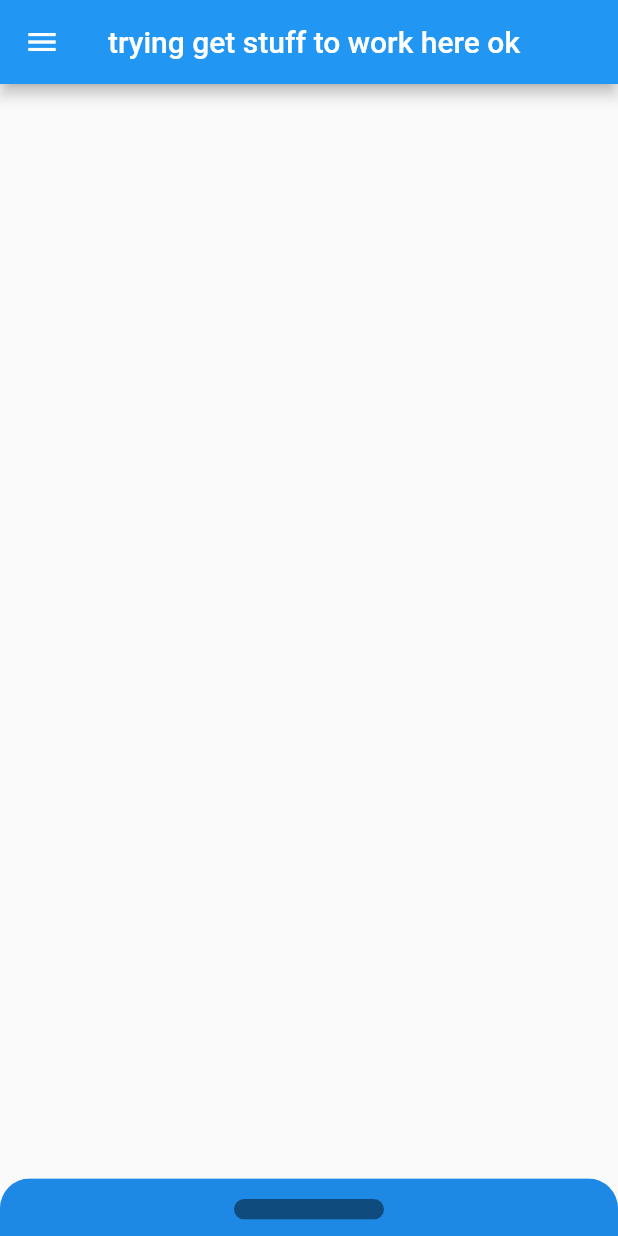
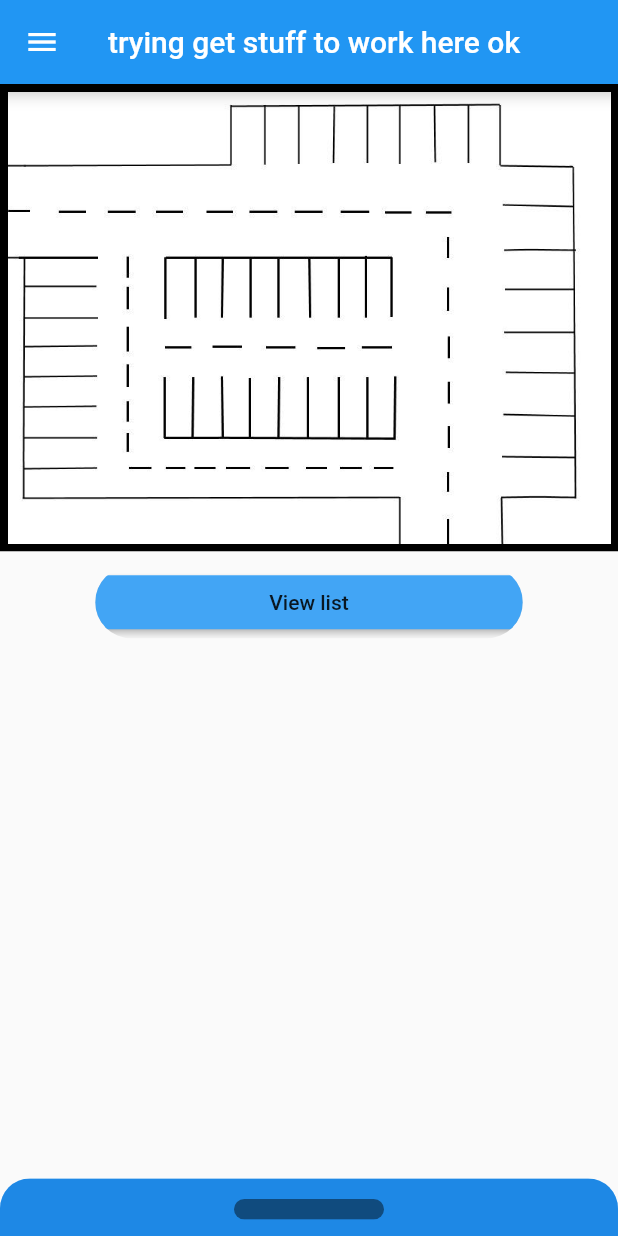
Before and after one commit to TrChik/parkingapp, a Flutter app: the screen it shows after launch, on a phone screen of 412 x 824 dp. Run offline on Flutter 3.47's test engine with Material 2 defaults, Android fonts, the phone set to English and light mode, and no system bars.

Commit message:
image + 1 button

```diff
--- a/lib/main.dart
+++ b/lib/main.dart
@@ -39,7 +39,33 @@ class MyHomePage extends StatelessWidget {
       appBar: AppBar(
         title: Text('trying get stuff to work here ok'),
       ),
-      body: SizedBox.expand(
+      body: Stack(
+        children: <Widget>[
+          Column(
+            children: <Widget>[
+              Container(
+                padding: EdgeInsets.all(5),
+                color: Colors.black,
+                child: Image.asset(
+                  'images/imagescheme.jpg',
+                  fit: BoxFit.cover,
+                ),
+              ),
+              const SizedBox(height: 10),
+              ClipRRect(
+                borderRadius: BorderRadius.all(Radius.circular(30)),
+                child: RaisedButton(
+                  onPressed: () {},
+                  color: Colors.blue[400],
+                  child: Container(
+                    padding: EdgeInsets.only(left: 100, right: 100),
+                    child: Text('View list')
+                  )
+                )
+              ),
+            ],
+          ),
+          SizedBox.expand(
             child: DraggableScrollableSheet(
               initialChildSize: 0.05,
               minChildSize: 0.05,
@@ -91,6 +117,8 @@ class MyHomePage extends StatelessWidget {
               },
             ),
           ),
+        ],
+      )
     );
   }
 }
```
Lines whose indentation alone changed are shown as unchanged.
